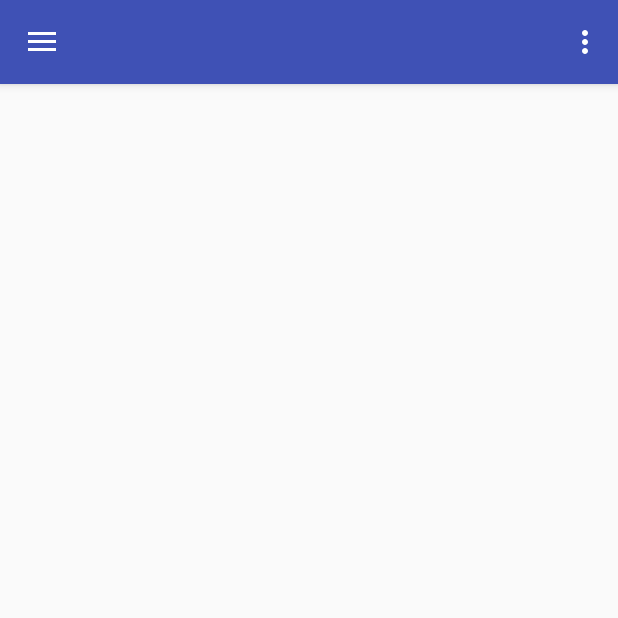
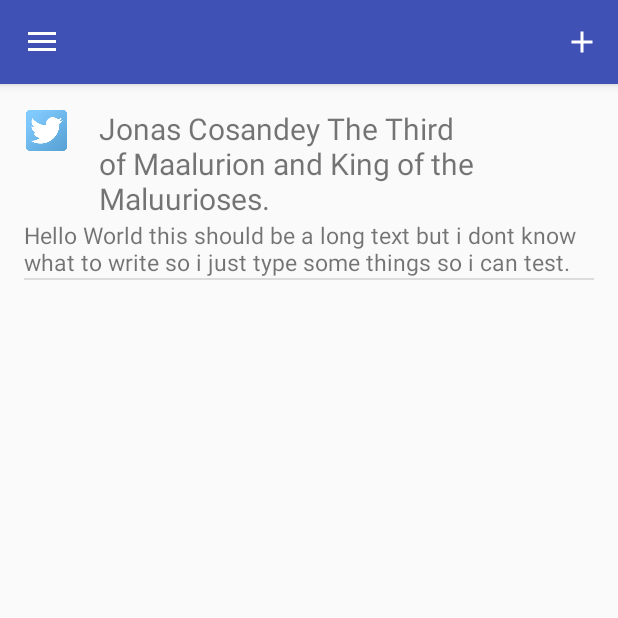
Before and after one commit to maalurprograms/K335, an Android app: the screen it shows after launch (MainActivity), on a phone screen of 412 x 824 dp, the top half of it. Run offline under Robolectric (Android 15) with nearby library versions, the phone set to English and light mode, and no system bars.

Commit message:
you can now add dynamically items to the home screen

```diff
--- a/app/src/main/java/com/example/bcosaj/k335/MainActivity.java
+++ b/app/src/main/java/com/example/bcosaj/k335/MainActivity.java
@@ -1,19 +1,25 @@
 package com.example.bcosaj.k335;
 
+import android.content.Context;
 import android.os.Bundle;
-import android.support.design.widget.FloatingActionButton;
-import android.support.design.widget.Snackbar;
-import android.view.View;
 import android.support.design.widget.NavigationView;
 import android.support.v4.view.GravityCompat;
 import android.support.v4.widget.DrawerLayout;
 import android.support.v7.app.ActionBarDrawerToggle;
 import android.support.v7.app.AppCompatActivity;
 import android.support.v7.widget.Toolbar;
+import android.util.Log;
+import android.view.LayoutInflater;
 import android.view.Menu;
 import android.view.MenuItem;
+import android.view.View;
+import android.view.ViewGroup;
+import android.widget.ArrayAdapter;
+import android.widget.ImageView;
+import android.widget.ListView;
+import android.widget.TextView;
 
-import java.security.acl.Group;
+import java.util.ArrayList;
 
 public class MainActivity extends AppCompatActivity
         implements NavigationView.OnNavigationItemSelectedListener {
@@ -22,29 +28,71 @@
     protected void onCreate(Bundle savedInstanceState) {
         super.onCreate(savedInstanceState);
         setContentView(R.layout.activity_main);
+
         Toolbar toolbar = (Toolbar) findViewById(R.id.toolbar);
         setSupportActionBar(toolbar);
 
         DrawerLayout drawer = (DrawerLayout) findViewById(R.id.drawer_layout);
-        ActionBarDrawerToggle toggle = new ActionBarDrawerToggle(
-                this, drawer, toolbar, R.string.navigation_drawer_open, R.string.navigation_drawer_close);
+        ActionBarDrawerToggle toggle = new ActionBarDrawerToggle(this, drawer, toolbar, R.string.navigation_drawer_open, R.string.navigation_drawer_close);
         drawer.setDrawerListener(toggle);
         toggle.syncState();
 
-        NavigationView navigationView = (NavigationView) findViewById(R.id.nav_view);
-        navigationView.setNavigationItemSelectedListener(this);
+//        NavigationView navigationView = (NavigationView) findViewById(R.id.nav_view);
+//        navigationView.setNavigationItemSelectedListener(this);
+//        DrawerLayout drawerLayout = (DrawerLayout) findViewById(R.id.drawer_layout);
+//        ListView listView = (ListView) findViewById(R.id.nav_bar_list);
 
-        Group group = (Group)findViewById(R.id.menu_content);
+        ArrayList<Post> posts = new ArrayList<Post>();
+        posts.add(new Post("Jonas Cosandey The Third of Maalurion and King of the Maluurioses.", "Hello World this should be a long text but i dont know what to write so i just type some things so i can test.", R.drawable.twitter_icon, "12.2.1234"));
+
+        ListView news = (ListView)findViewById(R.id.main_news_list);
+        PostAdapter newsAdapter = new PostAdapter(this, R.layout.twitter_layout, posts);
+        news.setAdapter(newsAdapter);
+
+//        AdapterView.OnItemClickListener mListClickedHandler = new AdapterView.OnItemClickListener() {
+//            @Override
+//            public void onItemClick(AdapterView<?> parent, View view, int position, long id) {
+//                Intent intent = new Intent(getApplicationContext(), BadiDetailsActivity.class);
+//                String selected = parent.getItemAtPosition(position).toString();
+////                Toast toast = Toast.makeText(getApplicationContext(), selected, Toast.LENGTH_SHORT);
+////                toast.show();
+//                switch (selected){
+//                    case AARBERG:
+//                        intent.putExtra("badi", "71");
+//                        break;
+//                    case ADELBODEN:
+//                        intent.putExtra("badi", "27");
+//                        break;
+//                    case BERN:
+//                        intent.putExtra("badi", "6");
+//                        break;
+//                    default:
+//                        intent.putExtra("badi", "55");
+//                        break;
+//                }
+//                intent.putExtra("name", selected);
+//                startActivity(intent);
+//            }
+//        };
+//        badis.setOnItemClickListener(mListClickedHandler);
+//
+//        // Set the adapter for the list view
+//        listView.setAdapter(new ArrayAdapter<String>(this, R.layout.drawer_list_item, new String[]));
+//        // Set the list's click listener
+//        listView.setOnItemClickListener(new DrawerItemClickListener());
 
     }
 
     @Override
     public boolean onPrepareOptionsMenu(Menu menu) {
-        menu.clear();
-        for (int i=0; i<10;i++){
-            menu.add(0, i, Menu.NONE, "Test").setIcon(R.drawable.ic_person_white_48px);
-        }
         return super.onPrepareOptionsMenu(menu);
+    }
+
+    @Override
+    public boolean onOptionsItemSelected(MenuItem item) {
+        // TODO Auto-generated method stub
+        Log.i("INFO", "Pressed");
+        return super.onOptionsItemSelected(item);
     }
 
     @Override
@@ -60,32 +108,70 @@
     @Override
     public boolean onCreateOptionsMenu(Menu menu) {
         // Inflate the menu; this adds items to the action bar if it is present.
+        super.onCreateOptionsMenu(menu);
         getMenuInflater().inflate(R.menu.main, menu);
         return true;
-    }
-
-    @Override
-    public boolean onOptionsItemSelected(MenuItem item) {
-        // Handle action bar item clicks here. The action bar will
-        // automatically handle clicks on the Home/Up button, so long
-        // as you specify a parent activity in AndroidManifest.xml.
-        int id = item.getItemId();
-
-        //noinspection SimplifiableIfStatement
-        if (id == R.id.action_settings) {
-            return true;
-        }
-
-        return super.onOptionsItemSelected(item);
     }
 
     @SuppressWarnings("StatementWithEmptyBody")
     @Override
     public boolean onNavigationItemSelected(MenuItem item) {
         // Handle navigation view item clicks here.
-
         DrawerLayout drawer = (DrawerLayout) findViewById(R.id.drawer_layout);
         drawer.closeDrawer(GravityCompat.START);
         return true;
     }
+
+    private class PostAdapter extends ArrayAdapter<Post> {
+
+        private ArrayList<Post> postList;
+
+        public PostAdapter(Context context, int textViewResourceId, ArrayList<Post> postList) {
+            super(context, textViewResourceId, postList);
+            this.postList = new ArrayList<Post>();
+            this.postList.addAll(postList);
+        }
+
+        private class ViewHolder {
+            ImageView srclogo;
+            TextView creator;
+            TextView content;
+        }
+
+        @Override
+        public View getView(int position, View convertView, ViewGroup parent) {
+
+            ViewHolder holder = null;
+            Log.v("ConvertView", String.valueOf(position));
+
+            if (convertView == null) {
+                LayoutInflater vi = (LayoutInflater)getSystemService(Context.LAYOUT_INFLATER_SERVICE);
+                convertView = vi.inflate(R.layout.twitter_layout, null);
+
+                holder = new ViewHolder();
+                holder.srclogo = (ImageView) convertView.findViewById(R.id.src_icon);
+                holder.creator = (TextView) convertView.findViewById(R.id.post_creator);
+                holder.content = (TextView) convertView.findViewById(R.id.post_content);
+                convertView.setTag(holder);
+
+                holder.creator.setOnClickListener( new View.OnClickListener() {
+                    public void onClick(View v) {
+                        Log.i("INFO", "Clicked on Account");
+                    }
+                });
+            }
+            else {
+                holder = (ViewHolder) convertView.getTag();
+            }
+
+            Post post = postList.get(position);
+            holder.srclogo.setImageResource(post.SOURCE);
+            holder.creator.setText(post.CREATOR);
+            holder.content.setText(post.CONTENT);
+
+            return convertView;
+
+        }
+
+    }
 }
--- /dev/null
+++ b/app/src/main/java/com/example/bcosaj/k335/Post.java
@@ -0,0 +1,20 @@
+package com.example.bcosaj.k335;
+
+import android.widget.ImageView;
+
+/**
+ * Created by bcosaj on 23.03.2016.
+ */
+public class Post {
+    public final String CREATOR;
+    public final String CONTENT;
+    public final int SOURCE;
+    public final String DATE;
+
+    public Post(String CREATOR, String CONTENT, int SOURCE, String DATE) {
+        this.CREATOR = CREATOR;
+        this.CONTENT = CONTENT;
+        this.SOURCE = SOURCE;
+        this.DATE = DATE;
+    }
+}
--- a/app/src/main/res/layout/activity_main.xml
+++ b/app/src/main/res/layout/activity_main.xml
@@ -9,7 +9,7 @@
     tools:openDrawer="start">
 
     <include
-        layout="@layout/app_bar_main"
+        layout="@layout/main"
         android:layout_width="match_parent"
         android:layout_height="match_parent" />
 
@@ -19,7 +19,9 @@
         android:layout_height="match_parent"
         android:layout_gravity="start"
         android:fitsSystemWindows="true"
-        app:headerLayout="@layout/nav_header_main"
-        app:menu="@menu/activity_main_drawer" />
+        app:headerLayout="@layout/nav_header"
+        app:menu="@menu/nav_bar_menu_content"/>
+
+
 
 </android.support.v4.widget.DrawerLayout>
--- a/app/src/main/res/layout/app_bar_main.xml
+++ b/app/src/main/res/layout/main.xml
@@ -21,6 +21,6 @@
 
     </android.support.design.widget.AppBarLayout>
 
-    <include layout="@layout/content_main" />
+    <include layout="@layout/main_content" />
 
 </android.support.design.widget.CoordinatorLayout>
--- a/app/src/main/res/layout/content_main.xml
+++ b/app/src/main/res/layout/main_content.xml
@@ -10,6 +10,13 @@
     android:paddingTop="@dimen/activity_vertical_margin"
     app:layout_behavior="@string/appbar_scrolling_view_behavior"
     tools:context="com.example.bcosaj.k335.MainActivity"
-    tools:showIn="@layout/app_bar_main">
+    tools:showIn="@layout/main">
+
+    <ListView
+        android:layout_width="match_parent"
+        android:layout_height="match_parent"
+        android:id="@+id/main_news_list">
+
+    </ListView>
 
 </RelativeLayout>
--- /dev/null
+++ b/app/src/main/res/layout/twitter_layout.xml
@@ -0,0 +1,35 @@
+<?xml version="1.0" encoding="utf-8"?>
+<RelativeLayout
+    android:layout_width="match_parent"
+    android:layout_height="wrap_content"
+    xmlns:android="http://schemas.android.com/apk/res/android">
+
+    <LinearLayout xmlns:android="http://schemas.android.com/apk/res/android"
+        android:id="@+id/post_header"
+        android:orientation="horizontal"
+        android:layout_width="match_parent"
+        android:layout_height="wrap_content"
+        android:minHeight="?attr/listPreferredItemHeight">
+
+        <ImageView
+            android:id="@+id/src_icon"
+            android:layout_width="30dp"
+            android:layout_height="30dp"
+            android:layout_marginRight="20dp"/>
+
+        <TextView
+            android:id="@+id/post_creator"
+            android:layout_width="wrap_content"
+            android:layout_height="wrap_content"
+            android:textSize="20dp"/>
+
+    </LinearLayout>
+
+    <TextView
+        android:id="@+id/post_content"
+        android:layout_width="match_parent"
+        android:layout_height="wrap_content"
+        android:layout_below="@id/post_header"
+        android:textSize="15dp" />
+
+</RelativeLayout>
--- a/app/src/main/res/menu/activity_main_drawer.xml
+++ /dev/null
@@ -1,57 +0,0 @@
-<?xml version="1.0" encoding="utf-8"?>
-<menu xmlns:android="http://schemas.android.com/apk/res/android"
-    >
-
-    <group android:checkableBehavior="single"
-        android:id="@+id/menu_content">
-        <!--<item-->
-        <!--android:id="@+id/user1"-->
-        <!--android:icon="@drawable/ic_person_white_48px"-->
-        <!--android:title="Drath Vader" />-->
-        <!--<item-->
-            <!--android:id="@+id/user2"-->
-            <!--android:icon="@drawable/ic_person_white_48px"-->
-            <!--android:title="Luke Skywalker" />-->
-        <!--<item-->
-            <!--android:id="@+id/user3"-->
-            <!--android:icon="@drawable/ic_person_white_48px"-->
-            <!--android:title="Han Solo" />-->
-        <!--<item-->
-            <!--android:id="@+id/user4"-->
-            <!--android:icon="@drawable/ic_person_white_48px"-->
-            <!--android:title="Chewbaka" />-->
-        <!--<item-->
-            <!--android:id="@+id/user5"-->
-            <!--android:icon="@drawable/ic_person_white_48px"-->
-            <!--android:title="Drath Vader" />-->
-        <!--<item-->
-            <!--android:id="@+id/user6"-->
-            <!--android:icon="@drawable/ic_person_white_48px"-->
-            <!--android:title="Luke Skywalker" />-->
-        <!--<item-->
-            <!--android:id="@+id/user7"-->
-            <!--android:icon="@drawable/ic_person_white_48px"-->
-            <!--android:title="Han Solo" />-->
-        <!--<item-->
-            <!--android:id="@+id/user8"-->
-            <!--android:icon="@drawable/ic_person_white_48px"-->
-            <!--android:title="Chewbaka" />-->
-        <!--<item-->
-            <!--android:id="@+id/user9"-->
-            <!--android:icon="@drawable/ic_person_white_48px"-->
-            <!--android:title="Drath Vader" />-->
-        <!--<item-->
-            <!--android:id="@+id/user10"-->
-            <!--android:icon="@drawable/ic_person_white_48px"-->
-            <!--android:title="Luke Skywalker" />-->
-        <!--<item-->
-            <!--android:id="@+id/user11"-->
-            <!--android:icon="@drawable/ic_person_white_48px"-->
-            <!--android:title="Han Solo" />-->
-        <!--<item-->
-            <!--android:id="@+id/user12"-->
-            <!--android:icon="@drawable/ic_person_white_48px"-->
-            <!--android:title="Chewbaka" />-->
-    </group>
-
-</menu>
--- /dev/null
+++ b/app/src/main/res/menu/nav_bar_menu_content.xml
@@ -0,0 +1,10 @@
+<?xml version="1.0" encoding="utf-8"?>
+<menu xmlns:android="http://schemas.android.com/apk/res/android">
+
+    <ListView android:id="@+id/nav_bar_list">
+        <item
+            android:id="@+id/user1"
+            android:icon="@drawable/ic_person_white_48px"
+            android:title="Drath Vader" />
+    </ListView>
+</menu>
--- /dev/null
+++ b/app/src/main/res/values/drawer_list_item.xml
@@ -0,0 +1,2 @@
+<?xml version="1.0" encoding="utf-8"?>
+<resources></resources>
```
Also changed, not shown: app/src/main/res/drawable/twitter_icon.png (added), app/src/main/res/layout/nav_header.xml (renamed from app/src/main/res/layout/nav_header_main.xml).
